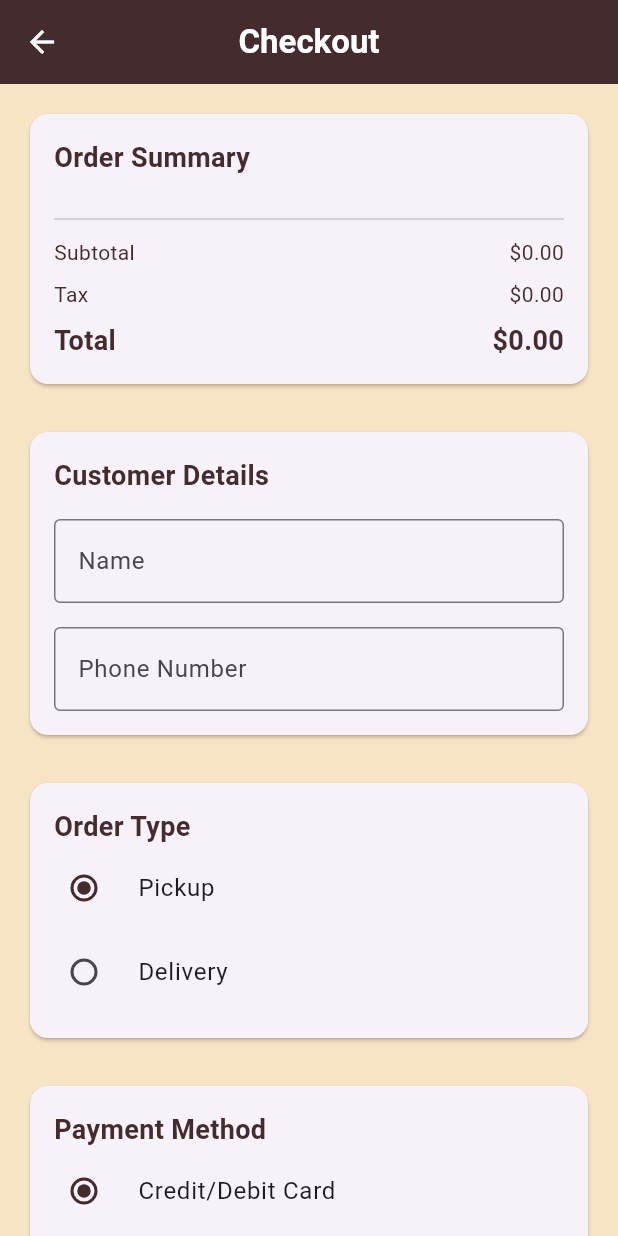
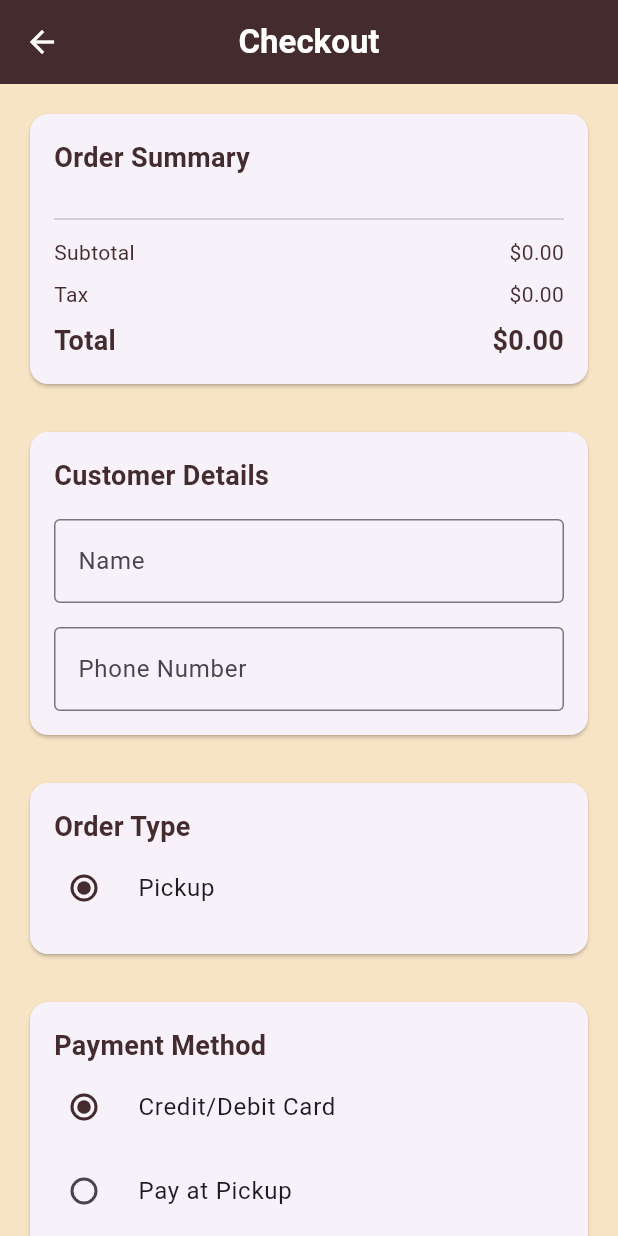
Before and after one commit to Kiyoraka/Latte-Haven-Coffee, a Flutter app: the CheckoutScreen screen opened by its route, on a phone screen of 412 x 824 dp. Run offline on Flutter 3.47's test engine with Material 3 defaults, Android fonts, the phone set to English and light mode, and no system bars; Roboto replaces fonts that are missing (Poppins).

Commit message:
update finalize

```diff
--- a/lib/main.dart
+++ b/lib/main.dart
@@ -1,11 +1,13 @@
 // lib/main.dart
 import 'package:flutter/material.dart';
+import 'package:lattehavencoffee_app/screens/splash_screen.dart';
 import 'package:provider/provider.dart';
 import 'config/theme.dart';
 import 'config/route.dart';
 import 'models/order.dart';
 import 'screens/home_screen.dart';
 
+// In main.dart
 void main() {
   runApp(const LatteHavenApp());
 }
@@ -21,7 +23,7 @@ class LatteHavenApp extends StatelessWidget {
         title: 'Latte Haven Coffee',
         theme: AppTheme.theme,
         debugShowCheckedModeBanner: false,
-        home: const HomeScreen(),
+        home: const SplashScreen(), // Set this to your custom splash screen
         onGenerateRoute: AppRoutes.generateRoute,
       ),
     );
--- a/lib/screens/checkout_screen.dart
+++ b/lib/screens/checkout_screen.dart
@@ -284,18 +284,6 @@ class _CheckoutScreenState extends State<CheckoutScreen> {
                       activeColor: AppTheme.darkBrown,
                       contentPadding: EdgeInsets.zero,
                     ),
-                    RadioListTile<bool>(
-                      title: const Text('Delivery'),
-                      value: false,
-                      groupValue: _isPickup,
-                      onChanged: (value) {
-                        setState(() {
-                          _isPickup = value!;
-                        });
-                      },
-                      activeColor: AppTheme.darkBrown,
-                      contentPadding: EdgeInsets.zero,
-                    ),
                     if (!_isPickup)
                       Padding(
                         padding: const EdgeInsets.only(top: 8),
```
Also changed, not shown: lib/screens/splash_screen.dart (added, +38 -0 lines), pubspec.yaml (+0 -23 lines), pubspec.lock, 4 other files.
